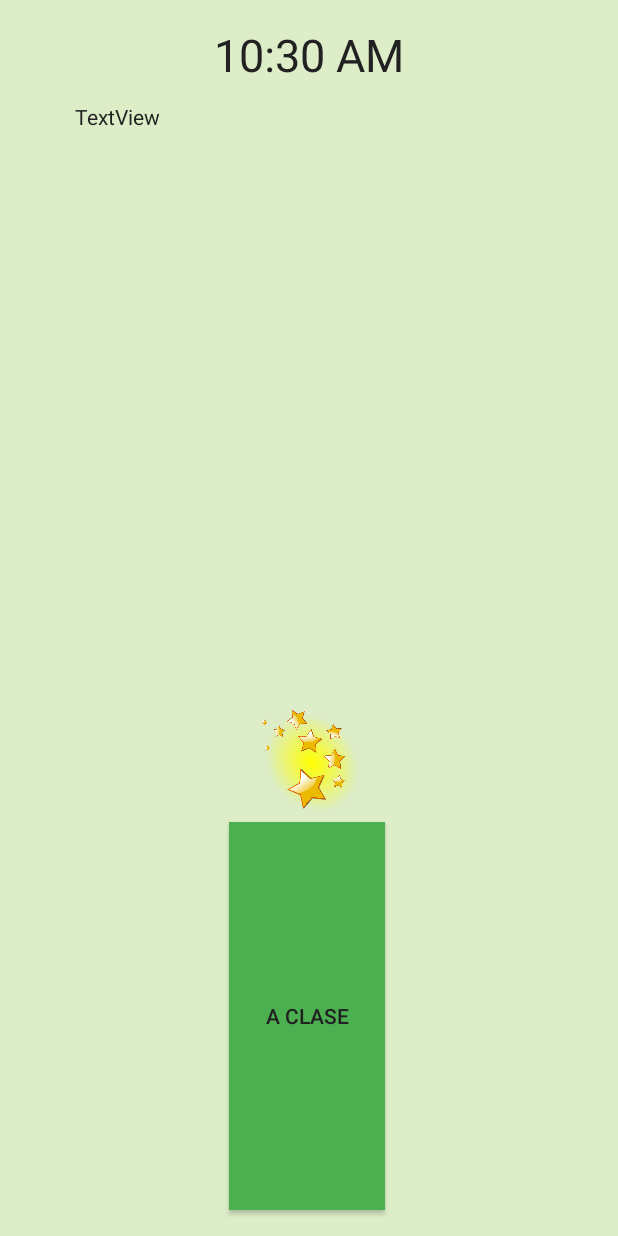
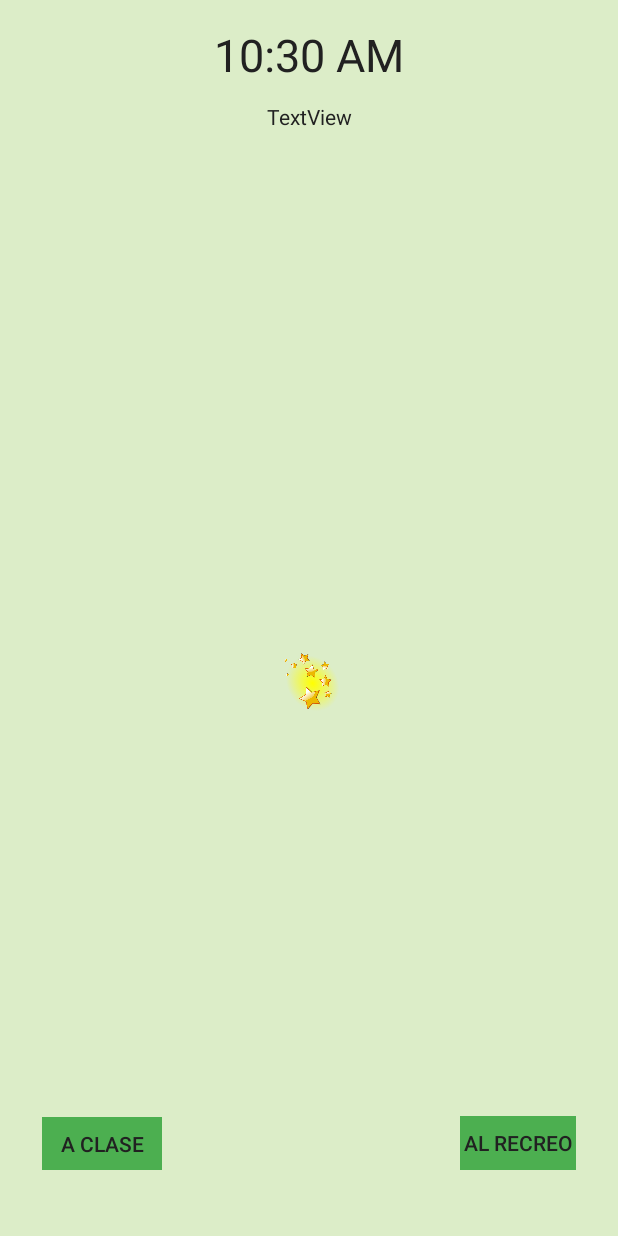
Before and after one commit to lrf04/TFGSmartwatch, an Android app: the MenuPrincipal screen opened directly, with no data from a screen before it, on a phone screen of 412 x 824 dp. Run offline under Robolectric (Android 15) with nearby library versions, the light colour scheme and no system bars; 2 statements that could not run were skipped.

Commit message:
detect time and enable buttons

```diff
--- a/app/src/main/java/com/example/tfgsmartwatch/activities/MenuPrincipal.java
+++ b/app/src/main/java/com/example/tfgsmartwatch/activities/MenuPrincipal.java
@@ -25,13 +25,11 @@ import com.example.tfgsmartwatch.utils.util;
 import java.io.IOException;
 import java.sql.Time;
 import java.sql.Timestamp;
-import java.text.DateFormat;
 import java.text.ParseException;
 import java.text.SimpleDateFormat;
+import java.time.LocalTime;
 import java.util.ArrayList;
-import java.util.Calendar;
 import java.util.Date;
-import java.util.Iterator;
 import java.util.List;
 
 import retrofit2.Call;
@@ -40,7 +38,7 @@ import retrofit2.Response;
 
 public class MenuPrincipal extends AppCompatActivity {
     private ActivityMainBinding binding;
-    private Button button;
+    private Button buttonClase, buttonRecreo;
     private EditText hora;
     private Time horaActual;
     private TextView tv1;
@@ -60,6 +58,8 @@ public class MenuPrincipal extends AppCompatActivity {
         super.onCreate(savedInstanceState);
         setContentView(R.layout.activity_menu_principal);
         bindUI();
+        buttonClase.setEnabled(false);
+        buttonRecreo.setEnabled(false);
 
         //SharedPreferences
         prefs = getSharedPreferences("Preferences", Context.MODE_PRIVATE);
@@ -71,7 +71,7 @@ public class MenuPrincipal extends AppCompatActivity {
         Call<Alumno> alumnoCall=service.getStudent(id);
         Call<List<Subject>> periodsCall=service.getPeriods(id);
 
-        /*alumnoCall.enqueue(new Callback<Alumno>() {
+        alumnoCall.enqueue(new Callback<Alumno>() {
             @Override
             public void onResponse(Call<Alumno> call, Response<Alumno> response) {
                 if(response.isSuccessful()){
@@ -96,7 +96,7 @@ public class MenuPrincipal extends AppCompatActivity {
                 }
 
             }
-        });*/
+        });
 
         periodsCall.enqueue(new Callback<List<Subject>>() {
             @Override
@@ -158,21 +158,28 @@ public class MenuPrincipal extends AppCompatActivity {
                     }
 
                    for(int i=0;i<resultados.size();i=i+3){
-                       if(resultados.get(i).equals("lengua")){
-                           /*Intent intent=new Intent(MenuPrincipal.this,Feedback.class);
-                           startActivity(intent);*/
+                       if(!resultados.get(i).equals("recreo")){
 
-                           DateFormat dateFormat = new SimpleDateFormat("HH:mm:ss");
-                           try {
-                               Date time = dateFormat.parse(resultados.get(i+1));
-                               //java.sql.Time timeValue = new java.sql.Time(dateFormat.parse(resultados.get(i+1)).getTime());
-                           } catch (ParseException e) {
-                               e.printStackTrace();
+                           LocalTime timeValue = LocalTime.parse(resultados.get(i+1));
+                           LocalTime timeValue1 = LocalTime.parse(resultados.get(i+2));
+                           LocalTime ahora = LocalTime.now();
+
+                           if(ahora.compareTo(timeValue)>0 && ahora.compareTo(timeValue1)<0){
+                               buttonClase.setEnabled(true);
+
+
                            }
 
 
+                       }else{
+                           LocalTime timeValue = LocalTime.parse(resultados.get(i+1));
+                           LocalTime timeValue1 = LocalTime.parse(resultados.get(i+2));
+                           LocalTime ahora = LocalTime.now();
+                           if(ahora.compareTo(timeValue)>0 && ahora.compareTo(timeValue1)<0){
+                               buttonRecreo.setEnabled(true);
 
 
+                           }
 
                        }
                    }
@@ -204,7 +211,7 @@ public class MenuPrincipal extends AppCompatActivity {
 
 
         //Prueba-> Botón para ir a la actividad de clase
-        button.setOnClickListener(new View.OnClickListener() {
+        buttonClase.setOnClickListener(new View.OnClickListener() {
             @Override
             public void onClick(View v) {
                 Intent intent=new Intent(MenuPrincipal.this, course.class);
@@ -216,8 +223,23 @@ public class MenuPrincipal extends AppCompatActivity {
 
     }
 
+    public static Timestamp convertStringToTimestamp(String str_date, String pattern) {
+        try {
+
+            SimpleDateFormat formatter = new SimpleDateFormat(pattern);
+            Date date = formatter.parse(str_date);
+            java.sql.Timestamp timeStampDate = new Timestamp(date.getTime());
+            return timeStampDate;
+
+        } catch (ParseException e) {
+            System.out.println("Exception :" + e);
+            return null;
+        }
+    }
+
     private void bindUI(){
-        button=(Button) findViewById(R.id.button);
+        buttonClase =(Button) findViewById(R.id.buttonClase);
+        buttonRecreo =(Button) findViewById(R.id.buttonPatio);
         tv1=(TextView) findViewById(R.id.textViewBienvenida);
     }
 
--- a/app/src/main/res/layout/activity_menu_principal.xml
+++ b/app/src/main/res/layout/activity_menu_principal.xml
@@ -19,63 +19,56 @@
         app:layout_constraintStart_toStartOf="parent"
         app:layout_constraintTop_toTopOf="parent" />
 
-    <TextView
-        android:id="@+id/textView"
-        android:layout_width="wrap_content"
-        android:layout_height="wrap_content"
-        android:layout_marginStart="105dp"
-        android:layout_marginTop="11dp"
-        android:layout_marginEnd="27dp"
-        android:text=""
-        android:textColor="@color/primary_text"
-        app:layout_constraintEnd_toEndOf="parent"
-        app:layout_constraintEnd_toStartOf="@+id/imageView2"
-        app:layout_constraintStart_toEndOf="@+id/textViewBienvenida"
-        app:layout_constraintStart_toStartOf="parent"
-        app:layout_constraintTop_toBottomOf="@+id/digitalClock" />
-
 
     <Button
-        android:id="@+id/button"
-        android:layout_width="104dp"
-        android:layout_height="0dp"
-        android:layout_marginBottom="17dp"
+        android:id="@+id/buttonClase"
+        android:layout_width="80dp"
+        android:layout_height="35dp"
+        android:layout_marginStart="28dp"
+        android:layout_marginBottom="44dp"
         android:background="@color/accent_color"
+        android:enabled="true"
         android:text="A clase"
         android:textColor="@color/primary_text"
         app:layout_constraintBottom_toBottomOf="parent"
-        app:layout_constraintEnd_toEndOf="parent"
-        app:layout_constraintHorizontal_bias="0.495"
         app:layout_constraintStart_toStartOf="parent"
-        app:layout_constraintTop_toBottomOf="@+id/imageView2"
-        app:layout_constraintVertical_bias="0.0"
         tools:ignore="TouchTargetSizeCheck" />
 
     <ImageView
         android:id="@+id/imageView2"
-        android:layout_width="126dp"
-        android:layout_height="88dp"
+        android:layout_width="87dp"
+        android:layout_height="50dp"
         app:layout_constraintBottom_toBottomOf="parent"
         app:layout_constraintEnd_toEndOf="parent"
-        app:layout_constraintHorizontal_bias="0.495"
         app:layout_constraintStart_toStartOf="parent"
         app:layout_constraintTop_toTopOf="parent"
-        app:layout_constraintVertical_bias="0.625"
+        app:layout_constraintVertical_bias="0.553"
         app:srcCompat="@drawable/stars" />
+
+
+    <Button
+        android:id="@+id/buttonPatio"
+        android:layout_width="77dp"
+        android:layout_height="36dp"
+        android:layout_marginEnd="28dp"
+        android:layout_marginBottom="44dp"
+        android:background="@color/accent_color"
+        android:enabled="true"
+        android:text="Al recreo"
+        android:textColor="@color/primary_text"
+        app:layout_constraintBottom_toBottomOf="parent"
+        app:layout_constraintEnd_toEndOf="parent" />
 
     <TextView
         android:id="@+id/textViewBienvenida"
         android:layout_width="wrap_content"
         android:layout_height="wrap_content"
-        android:layout_marginStart="6dp"
-        android:layout_marginEnd="2dp"
+        android:layout_marginTop="11dp"
         android:text="TextView"
         android:textColor="@color/primary_text"
-        app:layout_constraintBaseline_toBaselineOf="@+id/textView"
-        app:layout_constraintEnd_toStartOf="@+id/textView"
-        app:layout_constraintHorizontal_bias="0.975"
-        app:layout_constraintHorizontal_chainStyle="packed"
-        app:layout_constraintStart_toStartOf="parent" />
+        app:layout_constraintEnd_toEndOf="parent"
+        app:layout_constraintStart_toStartOf="parent"
+        app:layout_constraintTop_toBottomOf="@+id/digitalClock" />
 
 
 </androidx.constraintlayout.widget.ConstraintLayout>
```
